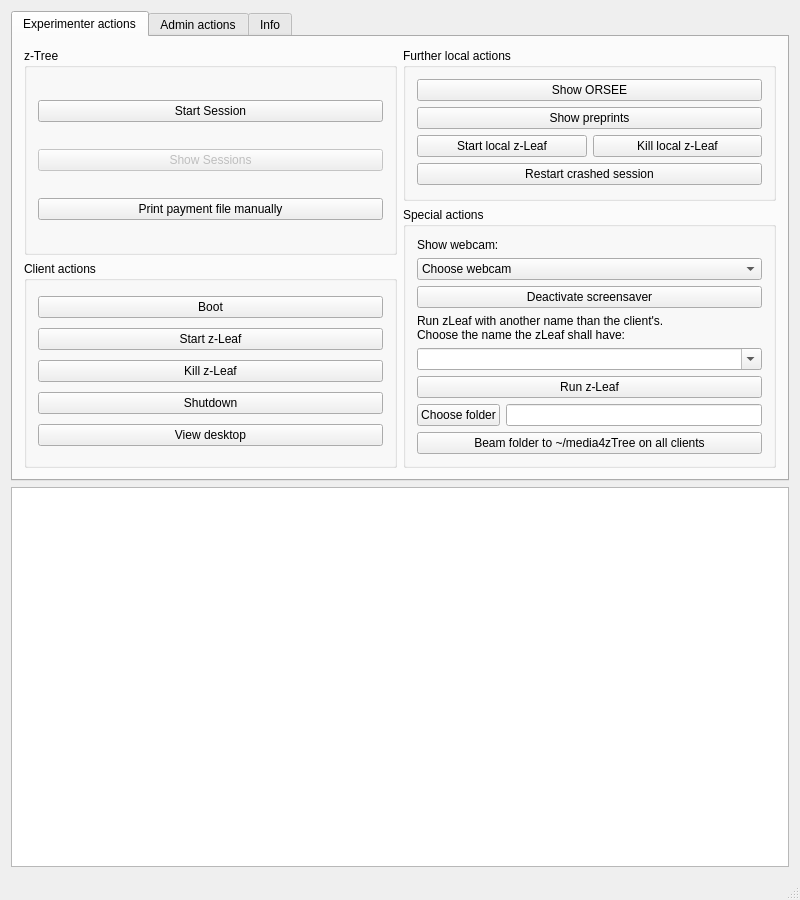
This is src/mainwindow.ui in tobiaswee/Labcontrol as Qt 5 draws it before an edit. The edited form follows.
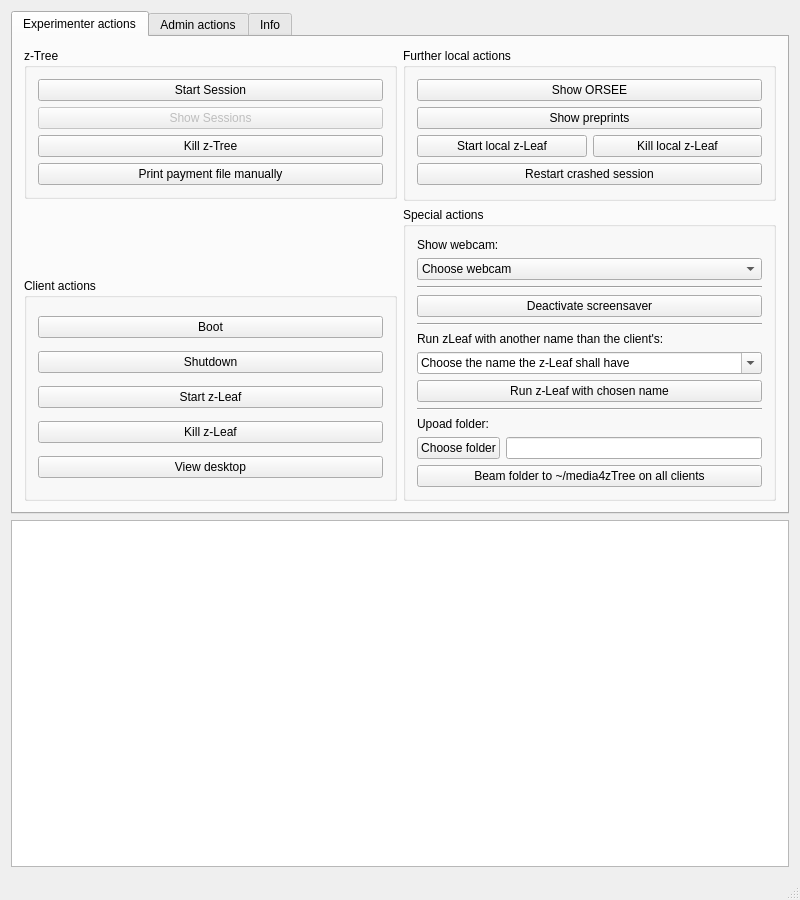
This is the edited form. Icons and pictures are not drawn.

Commit message: Added Kill z-Tree button, Added confirmation dialog for shutdown button, further minor UI changes

The edit to the form file:
```diff
--- a/src/mainwindow.ui
+++ b/src/mainwindow.ui
@@ -40,15 +40,21 @@
        <layout class="QHBoxLayout" name="HLExperimenterTab" stretch="1,1">
         <item>
          <layout class="QVBoxLayout" name="VLzTreeClientActions">
-          <item>
+          <item alignment="Qt::AlignTop">
            <widget class="QGroupBox" name="GBzTree">
+            <property name="sizePolicy">
+             <sizepolicy hsizetype="Preferred" vsizetype="Preferred">
+              <horstretch>0</horstretch>
+              <verstretch>0</verstretch>
+             </sizepolicy>
+            </property>
             <property name="title">
              <string>z-Tree</string>
             </property>
             <property name="flat">
              <bool>false</bool>
             </property>
-            <layout class="QVBoxLayout" name="verticalLayout_4">
+            <layout class="QVBoxLayout" name="verticalLayout_4" stretch="0,0,0,0">
              <item>
               <widget class="QPushButton" name="PBStartSession">
                <property name="toolTip">
@@ -69,6 +75,16 @@
                </property>
               </widget>
              </item>
+             <item>
+              <widget class="QPushButton" name="PBKillzTree">
+               <property name="toolTip">
+                <string>Kill all local z-Tree instances</string>
+               </property>
+               <property name="text">
+                <string>Kill z-Tree</string>
+               </property>
+              </widget>
+             </item>
              <item>
               <widget class="QPushButton" name="PBPrintPaymentFileManually">
                <property name="toolTip">
@@ -98,6 +114,16 @@
                </property>
               </widget>
              </item>
+             <item>
+              <widget class="QPushButton" name="PBShutdown">
+               <property name="toolTip">
+                <string>Turns off the selected clients.</string>
+               </property>
+               <property name="text">
+                <string>Shutdown</string>
+               </property>
+              </widget>
+             </item>
              <item>
               <widget class="QPushButton" name="PBStartzLeaf">
                <property name="toolTip">
@@ -118,16 +144,6 @@
                </property>
               </widget>
              </item>
-             <item>
-              <widget class="QPushButton" name="PBShutdown">
-               <property name="toolTip">
-                <string>Turns off the selected clients.</string>
-               </property>
-               <property name="text">
-                <string>Shutdown</string>
-               </property>
-              </widget>
-             </item>
              <item>
               <widget class="QPushButton" name="PBViewDesktop">
                <property name="toolTip">
@@ -218,6 +234,13 @@
                </item>
               </widget>
              </item>
+             <item>
+              <widget class="Line" name="line">
+               <property name="orientation">
+                <enum>Qt::Horizontal</enum>
+               </property>
+              </widget>
+             </item>
              <item>
               <widget class="QPushButton" name="PBDeactivateScreensaver">
                <property name="toolTip">
@@ -228,6 +251,13 @@
                </property>
               </widget>
              </item>
+             <item>
+              <widget class="Line" name="line_2">
+               <property name="orientation">
+                <enum>Qt::Horizontal</enum>
+               </property>
+              </widget>
+             </item>
              <item>
               <widget class="QLabel" name="LFakeName">
                <property name="enabled">
@@ -240,7 +270,7 @@
                 </size>
                </property>
                <property name="text">
-                <string>&lt;html&gt;&lt;head/&gt;&lt;body&gt;&lt;p&gt;Run zLeaf with another name than the client's.&lt;br/&gt;Choose the name the zLeaf shall have:&lt;/p&gt;&lt;/body&gt;&lt;/html&gt;</string>
+                <string>&lt;html&gt;&lt;head/&gt;&lt;body&gt;&lt;p&gt;Run zLeaf with another name than the client's:&lt;/p&gt;&lt;/body&gt;&lt;/html&gt;</string>
                </property>
                <property name="textFormat">
                 <enum>Qt::RichText</enum>
@@ -258,12 +288,31 @@
                <property name="editable">
                 <bool>true</bool>
                </property>
+               <item>
+                <property name="text">
+                 <string>Choose the name the z-Leaf shall have</string>
+                </property>
+               </item>
               </widget>
              </item>
              <item>
               <widget class="QPushButton" name="PBRunzLeaf">
                <property name="text">
-                <string>Run z-Leaf</string>
+                <string>Run z-Leaf with chosen name</string>
+               </property>
+              </widget>
+             </item>
+             <item>
+              <widget class="Line" name="line_3">
+               <property name="orientation">
+                <enum>Qt::Horizontal</enum>
+               </property>
+              </widget>
+             </item>
+             <item>
+              <widget class="QLabel" name="LUploadFolder">
+               <property name="text">
+                <string>Upoad folder:</string>
                </property>
               </widget>
              </item>
```
The commit also changes 3 other files.
